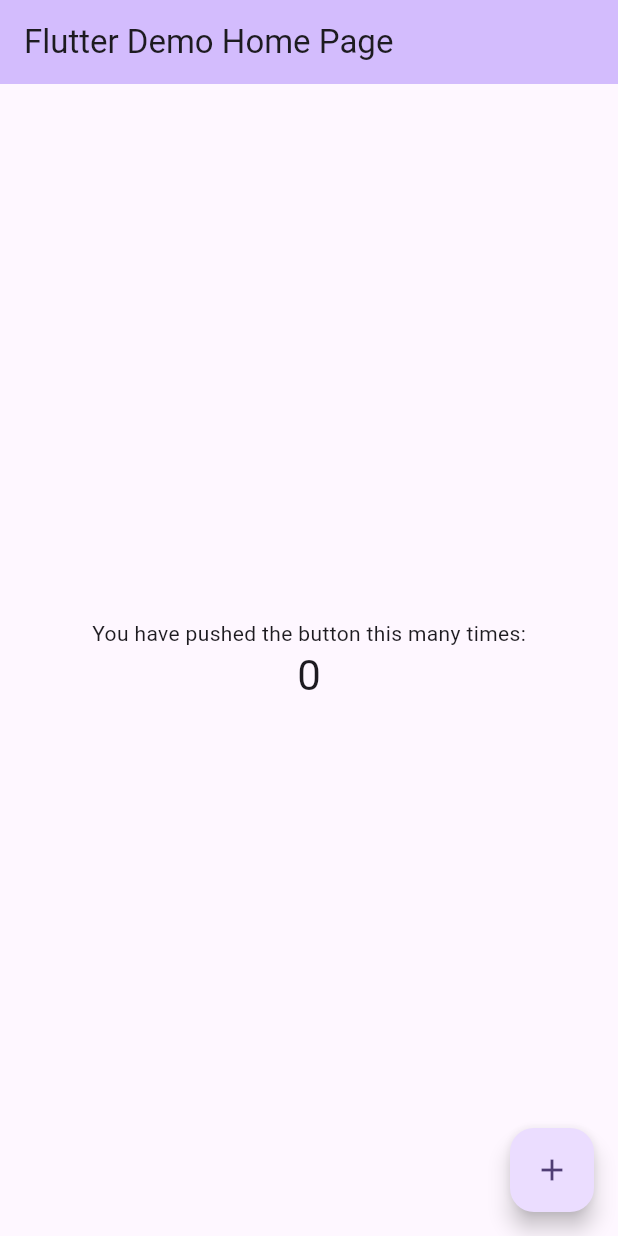
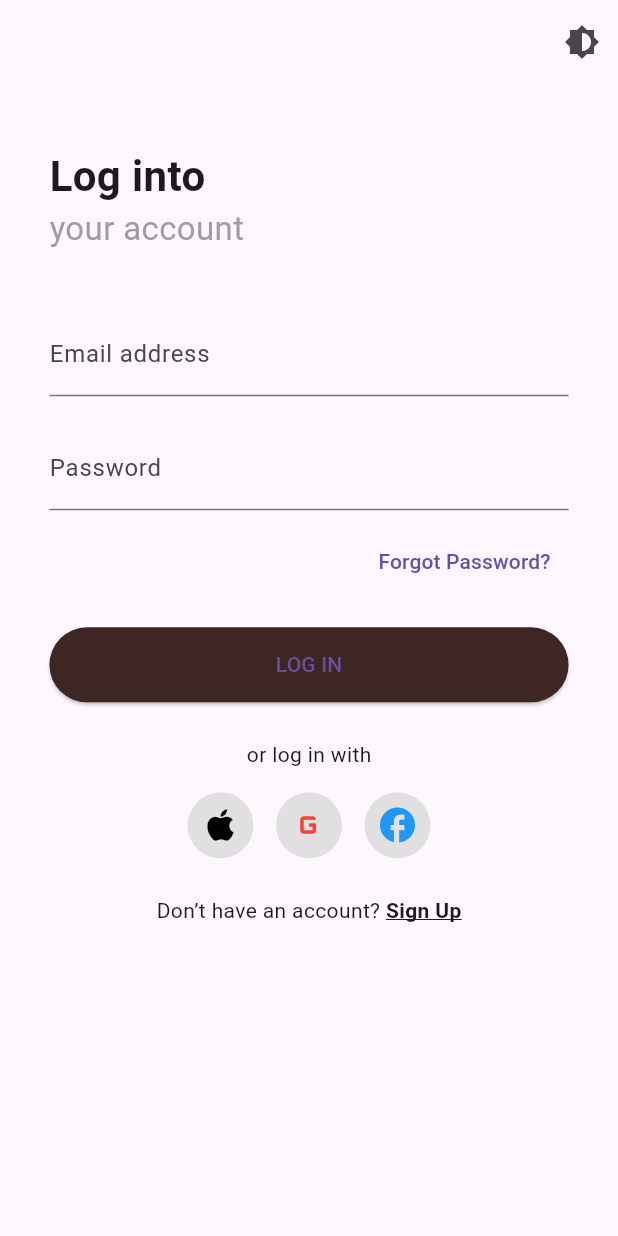
Before and after one commit to yash93136/Gemstore, a Flutter app: the screen it shows after launch, on a phone screen of 412 x 824 dp. Run offline on Flutter 3.47's test engine with Material 3 defaults, Android fonts, the light colour scheme and no system bars; our stand-ins replace carousel_slider.

Commit message:
lid flie update

```diff
--- /dev/null
+++ b/lib/images.dart
@@ -0,0 +1,5 @@
+class Timg {
+  //homepage
+  static const String Autumn = 'assets/images/p1.png';
+  static const String h = 'assets/images/p1.png';
+}
--- a/lib/log_in.dart
+++ b/lib/log_in.dart
@@ -0,0 +1,134 @@
+import 'package:flutter/material.dart';
+import 'package:gemstore/screen/homepage/homepage.dart';
+import 'package:gemstore/sign_up.dart';
+
+class LoginScreen extends StatelessWidget {
+  final VoidCallback toggleTheme;
+  const LoginScreen({super.key, required this.toggleTheme});
+
+  @override
+  Widget build(BuildContext context) {
+    final size = MediaQuery.of(context).size;
+
+    return Scaffold(
+      appBar: AppBar(
+        actions: [
+          IconButton(
+            onPressed: toggleTheme,
+            icon: const Icon(Icons.brightness_6),
+          ),
+        ],
+      ),
+      body: SingleChildScrollView(
+        padding: EdgeInsets.symmetric(
+          horizontal: size.width * 0.08,
+          vertical: size.height * 0.05,
+        ),
+        child: Column(
+          crossAxisAlignment: CrossAxisAlignment.start,
+          children: [
+            const Text(
+              "Log into",
+              style: TextStyle(fontSize: 28, fontWeight: FontWeight.bold),
+            ),
+            const Text(
+              "your account",
+              style: TextStyle(fontSize: 22, color: Colors.grey),
+            ),
+            const SizedBox(height: 40),
+
+            TextField(
+              decoration: const InputDecoration(labelText: "Email address"),
+            ),
+            const SizedBox(height: 20),
+            TextField(
+              obscureText: true,
+              decoration: const InputDecoration(labelText: "Password"),
+            ),
+            const SizedBox(height: 10),
+
+            Align(
+              alignment: Alignment.centerRight,
+              child: TextButton(
+                onPressed: () {},
+                child: const Text("Forgot Password?"),
+              ),
+            ),
+            const SizedBox(height: 20),
+
+            SizedBox(
+              width: double.infinity,
+              height: 50,
+              child: ElevatedButton(
+                style: ElevatedButton.styleFrom(
+                  backgroundColor: Colors.brown[900],
+                  shape: RoundedRectangleBorder(
+                    borderRadius: BorderRadius.circular(25),
+                  ),
+                ),
+                onPressed: () {
+                  Navigator.push(
+                    context,
+                    MaterialPageRoute(
+                      builder: (context) =>
+                          HomeScreen(toggleTheme: toggleTheme),
+                    ),
+                  );
+                },
+                child: const Text("LOG IN"),
+              ),
+            ),
+            const SizedBox(height: 25),
+
+            const Center(child: Text("or log in with")),
+            const SizedBox(height: 15),
+
+            Row(
+              mainAxisAlignment: MainAxisAlignment.center,
+              children: [
+                _socialButton(Icons.apple, Colors.black),
+                const SizedBox(width: 15),
+                _socialButton(Icons.g_mobiledata, Colors.red),
+                const SizedBox(width: 15),
+                _socialButton(Icons.facebook, Colors.blue),
+              ],
+            ),
+            const SizedBox(height: 25),
+
+            Row(
+              mainAxisAlignment: MainAxisAlignment.center,
+              children: [
+                const Text("Don’t have an account? "),
+                GestureDetector(
+                  onTap: () {
+                    Navigator.push(
+                      context,
+                      MaterialPageRoute(
+                        builder: (context) => SignUpScreen(toggleTheme: () {}),
+                      ),
+                    );
+                  },
+                  child: const Text(
+                    "Sign Up",
+                    style: TextStyle(
+                      fontWeight: FontWeight.bold,
+                      decoration: TextDecoration.underline,
+                    ),
+                  ),
+                ),
+              ],
+            ),
+          ],
+        ),
+      ),
+    );
+  }
+
+  Widget _socialButton(IconData icon, Color color) {
+    return CircleAvatar(
+      radius: 22,
+      backgroundColor: Colors.grey[300],
+      child: Icon(icon, color: color, size: 28),
+    );
+  }
+}
--- a/lib/main.dart
+++ b/lib/main.dart
@@ -1,122 +1,53 @@
 import 'package:flutter/material.dart';
+import 'package:gemstore/log_in.dart';
+import 'package:gemstore/sign_up.dart';
 
 void main() {
   runApp(const MyApp());
 }
 
-class MyApp extends StatelessWidget {
+class MyApp extends StatefulWidget {
   const MyApp({super.key});
 
-  // This widget is the root of your application.
   @override
-  Widget build(BuildContext context) {
-    return MaterialApp(
-      title: 'Flutter Demo',
-      theme: ThemeData(
-        // This is the theme of your application.
-        //
-        // TRY THIS: Try running your application with "flutter run". You'll see
-        // the application has a purple toolbar. Then, without quitting the app,
-        // try changing the seedColor in the colorScheme below to Colors.green
-        // and then invoke "hot reload" (save your changes or press the "hot
-        // reload" button in a Flutter-supported IDE, or press "r" if you used
-        // the command line to start the app).
-        //
-        // Notice that the counter didn't reset back to zero; the application
-        // state is not lost during the reload. To reset the state, use hot
-        // restart instead.
-        //
-        // This works for code too, not just values: Most code changes can be
-        // tested with just a hot reload.
-        colorScheme: ColorScheme.fromSeed(seedColor: Colors.deepPurple),
-      ),
-      home: const MyHomePage(title: 'Flutter Demo Home Page'),
-    );
-  }
+  State<MyApp> createState() => _MyAppState();
 }
 
-class MyHomePage extends StatefulWidget {
-  const MyHomePage({super.key, required this.title});
+class _MyAppState extends State<MyApp> {
+  ThemeMode _themeMode = ThemeMode.light;
 
-  // This widget is the home page of your application. It is stateful, meaning
-  // that it has a State object (defined below) that contains fields that affect
-  // how it looks.
-
-  // This class is the configuration for the state. It holds the values (in this
-  // case the title) provided by the parent (in this case the App widget) and
-  // used by the build method of the State. Fields in a Widget subclass are
-  // always marked "final".
-
-  final String title;
-
-  @override
-  State<MyHomePage> createState() => _MyHomePageState();
-}
-
-class _MyHomePageState extends State<MyHomePage> {
-  int _counter = 0;
-
-  void _incrementCounter() {
+  void toggleTheme() {
     setState(() {
-      // This call to setState tells the Flutter framework that something has
-      // changed in this State, which causes it to rerun the build method below
-      // so that the display can reflect the updated values. If we changed
-      // _counter without calling setState(), then the build method would not be
-      // called again, and so nothing would appear to happen.
-      _counter++;
+      _themeMode = _themeMode == ThemeMode.light
+          ? ThemeMode.dark
+          : ThemeMode.light;
     });
   }
 
   @override
   Widget build(BuildContext context) {
-    // This method is rerun every time setState is called, for instance as done
-    // by the _incrementCounter method above.
-    //
-    // The Flutter framework has been optimized to make rerunning build methods
-    // fast, so that you can just rebuild anything that needs updating rather
-    // than having to individually change instances of widgets.
-    return Scaffold(
-      appBar: AppBar(
-        // TRY THIS: Try changing the color here to a specific color (to
-        // Colors.amber, perhaps?) and trigger a hot reload to see the AppBar
-        // change color while the other colors stay the same.
-        backgroundColor: Theme.of(context).colorScheme.inversePrimary,
-        // Here we take the value from the MyHomePage object that was created by
-        // the App.build method, and use it to set our appbar title.
-        title: Text(widget.title),
-      ),
-      body: Center(
-        // Center is a layout widget. It takes a single child and positions it
-        // in the middle of the parent.
-        child: Column(
-          // Column is also a layout widget. It takes a list of children and
-          // arranges them vertically. By default, it sizes itself to fit its
-          // children horizontally, and tries to be as tall as its parent.
-          //
-          // Column has various properties to control how it sizes itself and
-          // how it positions its children. Here we use mainAxisAlignment to
-          // center the children vertically; the main axis here is the vertical
-          // axis because Columns are vertical (the cross axis would be
-          // horizontal).
-          //
-          // TRY THIS: Invoke "debug painting" (choose the "Toggle Debug Paint"
-          // action in the IDE, or press "p" in the console), to see the
-          // wireframe for each widget.
-          mainAxisAlignment: MainAxisAlignment.center,
-          children: <Widget>[
-            const Text('You have pushed the button this many times:'),
-            Text(
-              '$_counter',
-              style: Theme.of(context).textTheme.headlineMedium,
-            ),
-          ],
+    return MaterialApp(
+      debugShowCheckedModeBanner: false,
+      title: "Auth UI",
+      themeMode: _themeMode,
+      theme: ThemeData(
+        brightness: Brightness.light,
+        primaryColor: Colors.brown[900],
+        inputDecorationTheme: const InputDecorationTheme(
+          border: UnderlineInputBorder(),
         ),
       ),
-      floatingActionButton: FloatingActionButton(
-        onPressed: _incrementCounter,
-        tooltip: 'Increment',
-        child: const Icon(Icons.add),
-      ), // This trailing comma makes auto-formatting nicer for build methods.
+      darkTheme: ThemeData(
+        brightness: Brightness.dark,
+        primaryColor: Colors.brown[200],
+        inputDecorationTheme: const InputDecorationTheme(
+          border: UnderlineInputBorder(),
+        ),
+      ),
+      routes: {
+        '/': (context) => LoginScreen(toggleTheme: toggleTheme),
+        '/signup': (context) => SignUpScreen(toggleTheme: toggleTheme),
+      },
     );
   }
 }
```
Also changed, not shown: lib/screen/homepage/homepage.dart (+266 -0 lines), lib/sign_up.dart (+125 -0 lines), pubspec.yaml (+4 -10 lines), assets/images/p1.png (added), assets/images/p2.png (added), assets/images/p3.png (added), pubspec.lock.
